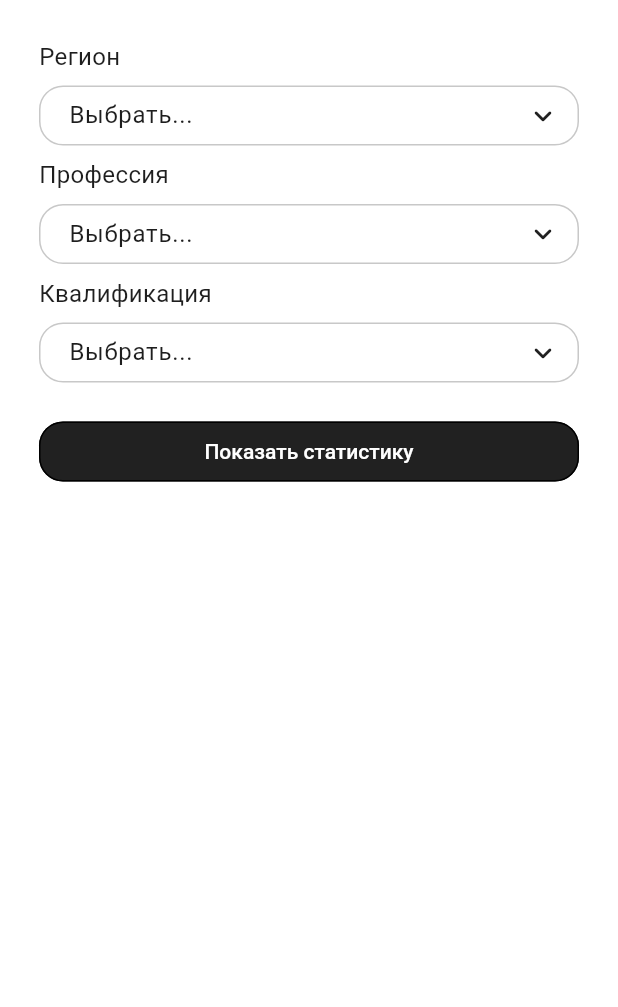
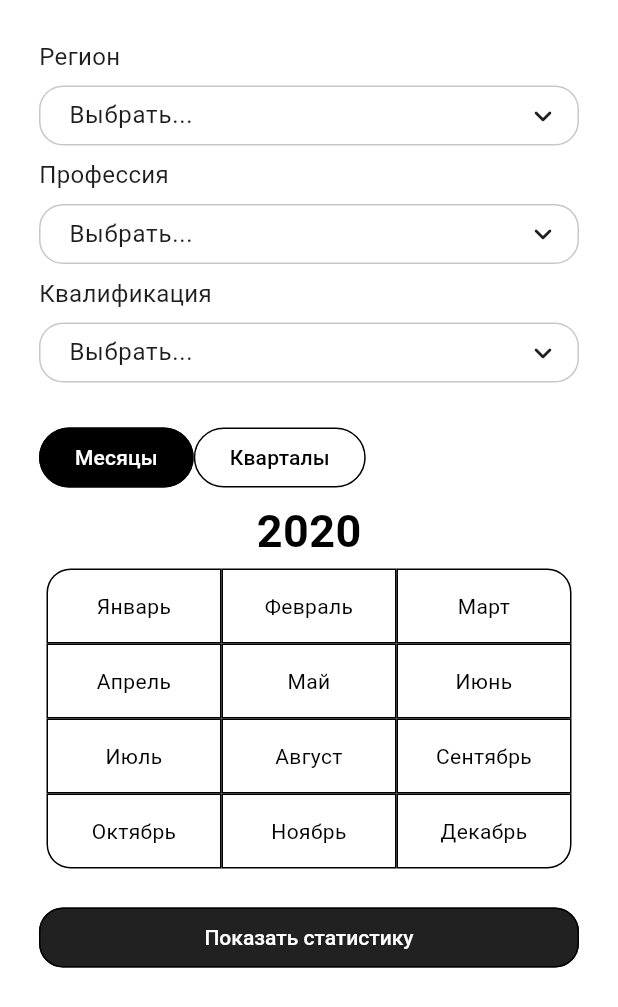
Before and after one commit to El0Ephant/each_job_front, a Flutter app: the screen it shows after launch, on a phone screen of 412 x 824 dp. Shown: the top 1007 px of the screen. Run offline on Flutter 3.47's test engine with Material 3 defaults, Android fonts, the light colour scheme and no system bars; drawn by our look-alikes of flutter_typeahead; our stand-ins replace fl_chart, flutter_bloc, freezed_annotation; missing offline and left inert: flutter_glow, fuzzywuzzy.

Commit message:
Period picker component work in progress

```diff
--- a/lib/ui/job_page.dart
+++ b/lib/ui/job_page.dart
@@ -4,6 +4,7 @@ import 'package:each_job/domain/models/profession/profession.dart';
 import 'package:each_job/ui/bloc/job_bloc.dart';
 import 'package:each_job/ui/widgets/basic_progress_indicator.dart';
 import 'package:each_job/ui/widgets/percentile_line.dart';
+import 'package:each_job/ui/widgets/period_picker_component.dart';
 import 'package:each_job/ui/widgets/salary_chart.dart';
 import 'package:each_job/ui/widgets/search_field.dart';
 import 'package:each_job/ui/widgets/vacancies_list.dart';
@@ -63,6 +64,8 @@ class _JobPageState extends State<JobPage> {
                       typeAheadEnabled: false,
                     ),
                     const SizedBox(height: AppSizes.outerIndent,),
+                    PeriodPickerComponent(),
+                    const SizedBox(height: AppSizes.outerIndent,),
                     SizedBox(
                       height: AppSizes.commonHeight,
                       width: double.infinity,
@@ -74,6 +77,7 @@ class _JobPageState extends State<JobPage> {
                         ),
                       )
                     ),
+
                     state.maybeWhen(
                       loaded: (tableData, salaryStatistics, vacancies, hasReachedMaxVacancies) => Column(
                         children: [
--- /dev/null
+++ b/lib/ui/period_picker_demo.dart
@@ -0,0 +1,49 @@
+import 'package:each_job/ui/widgets/period_picker.dart';
+import 'package:flutter/material.dart';
+
+class PeriodPickerDemo extends StatefulWidget {
+  const PeriodPickerDemo({super.key});
+
+  @override
+  State<PeriodPickerDemo> createState() => _PeriodPickerDemoState();
+}
+
+class _PeriodPickerDemoState extends State<PeriodPickerDemo> {
+  DateTime start = DateTime.utc(2024, 1);
+  DateTime end = DateTime.utc(2024, 5);
+  bool isStart = true;
+
+  @override
+  Widget build(BuildContext context) {
+    return Column(
+      children: [
+        TextButton(
+          onPressed: () {
+            isStart = true;
+          },
+          child: Text("Начало"),
+        ),
+        TextButton(
+            onPressed: () {
+              isStart = false;
+            },
+            child: Text("Конец")),
+        PeriodPicker.month(
+          height: 200.0,
+          width: 350.0,
+          year: 2024,
+          chosen: (start: start, end: end),
+          onTap: (date) {
+            setState(() {
+              if (isStart) {
+                start = date;
+              } else {
+                end = date;
+              }
+            });
+          },
+        ),
+      ],
+    );
+  }
+}
--- /dev/null
+++ b/lib/ui/widgets/period_picker.dart
@@ -0,0 +1,213 @@
+import 'package:flutter/material.dart';
+import 'package:flutter_glow/flutter_glow.dart';
+
+class PeriodPicker extends StatelessWidget {
+  const PeriodPicker._(
+    this._period, {
+    super.key,
+    required this.height,
+    required this.width,
+    required this.year,
+    required this.chosen,
+    required this.isStart,
+    this.onTap,
+  });
+
+  const PeriodPicker.month(
+      {Key? key,
+      required double height,
+      required double width,
+      required year,
+      required ({DateTime start, DateTime end}) chosen,
+      required bool isStart,
+      void Function(DateTime date)? onTap})
+      : this._(
+          _Period.month,
+          key: key,
+          height: height,
+          width: width,
+          year: year,
+          isStart: isStart,
+          onTap: onTap,
+          chosen: chosen,
+        );
+
+  const PeriodPicker.quarter(
+      {Key? key,
+      required double height,
+      required double width,
+      required int year,
+      required ({DateTime start, DateTime end}) chosen,
+      required bool isStart,
+      void Function(DateTime date)? onTap})
+      : this._(
+          _Period.quarter,
+          key: key,
+          height: height,
+          width: width,
+          year: year,
+          isStart: isStart,
+          onTap: onTap,
+          chosen: chosen,
+        );
+
+  final _Period _period;
+  final int year;
+  final double height;
+  final double width;
+  final bool isStart; //TODO: refactor
+
+  final ({DateTime start, DateTime end}) chosen;
+
+  final void Function(DateTime i)? onTap;
+
+  DateTime dateFromUnit(int index) {
+    return DateTime.utc(year, index + 1);
+  }
+
+  bool isStartWhenStart(DateTime date) {
+    return isStart && date.isAtSameMomentAs(chosen.start);
+  }
+
+  bool isEndWhenEnd(DateTime date) {
+    return !isStart && date.isAtSameMomentAs(chosen.end);
+  }
+
+  bool isBorder(DateTime date) {
+    return date.isAtSameMomentAs(chosen.start) ||
+        date.isAtSameMomentAs(chosen.end);
+  }
+
+  bool isBetween(DateTime date) {
+    return date.isAfter(chosen.start) && date.isBefore(chosen.end);
+  }
+
+  @override
+  Widget build(BuildContext context) {
+    return SizedBox(
+      height: height,
+      width: width,
+      child: GridView.builder(
+        physics: const NeverScrollableScrollPhysics(),
+        shrinkWrap: false,
+        itemCount: _period.titles.length,
+        gridDelegate: SliverGridDelegateWithFixedCrossAxisCount(
+            crossAxisCount: _period.crossAxisCount,
+            childAspectRatio: (width / _period.crossAxisCount) /
+                (height / _period.mainAxisCount)),
+        itemBuilder: (_, i) => InkWell(
+          onTap: () {
+            onTap?.call(dateFromUnit(i));
+          },
+          child: Container(
+            decoration: BoxDecoration(
+              borderRadius: _borderRadiusFromIndex(i),
+              border: Border.all(color: Colors.black),
+              color: isBorder(dateFromUnit(i))
+                  ? Colors.black
+                  : isBetween(dateFromUnit(i))
+                      ? Colors.grey
+                      : Colors.white,
+            ),
+            child: Center(
+              child: isStartWhenStart(dateFromUnit(i)) ||
+                      isEndWhenEnd(dateFromUnit(i))
+                  ? GlowText(
+                      blurRadius: 20,
+                      offset: const Offset(0,0),
+                      _period.titles[i],
+                      style: const TextStyle(
+                        color: Colors.white,
+                        fontWeight: FontWeight.bold,
+                      ),
+                    )
+                  : Text(
+                      _period.titles[i],
+                      textAlign: TextAlign.center,
+                      style: TextStyle(
+                        color: isBorder(dateFromUnit(i)) ||
+                                isBetween(dateFromUnit(i))
+                            ? Colors.white
+                            : Colors.black,
+                      ),
+                    ),
+            ),
+          ),
+        ),
+      ),
+    );
+  }
+
+  BorderRadius _borderRadiusFromIndex(int index) {
+    if (index == 0) {
+      return const BorderRadius.only(
+        topLeft: Radius.circular(16),
+      );
+    }
+
+    if (index == _period.crossAxisCount - 1) {
+      return const BorderRadius.only(
+        topRight: Radius.circular(16),
+      );
+    }
+
+    if (index == _period.titles.length - _period.crossAxisCount) {
+      return const BorderRadius.only(bottomLeft: Radius.circular(16));
+    }
+
+    if (index == _period.titles.length - 1) {
+      return const BorderRadius.only(bottomRight: Radius.circular(16));
+    }
+    return BorderRadius.zero;
+  }
+}
+
+enum _Period {
+  month(
+    titles: [
+      "Январь",
+      "Февраль",
+      "Март",
+      "Апрель",
+      "Май",
+      "Июнь",
+      "Июль",
+      "Август",
+      "Сентябрь",
+      "Октябрь",
+      "Ноябрь",
+      "Декабрь",
+    ],
+    units: [
+      DateTime.january,
+      DateTime.february,
+      DateTime.march,
+      DateTime.april,
+      DateTime.may,
+      DateTime.june,
+      DateTime.july,
+      DateTime.august,
+      DateTime.september,
+      DateTime.october,
+      DateTime.november,
+      DateTime.december
+    ],
+    crossAxisCount: 3,
+  ),
+  quarter(
+    titles: ["I", "II", "III", "IV"],
+    units: [DateTime.january, DateTime.april, DateTime.july, DateTime.october],
+    crossAxisCount: 2,
+  );
+
+  const _Period(
+      {required this.titles,
+      required this.units,
+      required this.crossAxisCount});
+
+  final List<String> titles;
+  final List<int> units;
+  final int crossAxisCount;
+
+  int get mainAxisCount => titles.length ~/ crossAxisCount;
+}
--- /dev/null
+++ b/lib/ui/widgets/period_picker_component.dart
@@ -0,0 +1,162 @@
+import 'package:each_job/ui/widgets/period_picker.dart';
+import 'package:flutter/material.dart';
+
+class PeriodPickerComponent extends StatefulWidget {
+  const PeriodPickerComponent({super.key});
+
+  @override
+  State<PeriodPickerComponent> createState() => _PeriodPickerComponentState();
+}
+
+class _PeriodPickerComponentState extends State<PeriodPickerComponent> {
+  late final PageController controller;
+  bool isStart = true;
+  bool isMonth = true;
+  int year = 2020;
+  DateTime start = DateTime.utc(2024, 1);
+  DateTime end = DateTime.utc(2024, 5);
+
+  @override
+  void initState() {
+    controller = PageController();
+    controller.addListener(() {
+      setState(() {
+        year = controller.page!.round() + 2020;
+      });
+    });
+    super.initState();
+  }
+
+  @override
+  Widget build(BuildContext context) {
+    return Column(
+      mainAxisSize: MainAxisSize.min,
+      children: [
+        Row(
+          children: [
+            OutlinedButton(
+              style: OutlinedButton.styleFrom(
+                backgroundColor: isMonth ? Colors.black : Colors.white,
+                foregroundColor: isMonth ? Colors.white : Colors.black,
+              ),
+              onPressed: () {
+                setState(() {
+                  isMonth = true;
+                });
+              },
+              child: const Text("Месяцы"),
+            ),
+            OutlinedButton(
+              style: OutlinedButton.styleFrom(
+                backgroundColor: !isMonth ? Colors.black : Colors.white,
+                foregroundColor: !isMonth ? Colors.white : Colors.black,
+              ),
+              onPressed: () {
+                setState(() {
+                  isMonth = false;
+                });
+              },
+              child: const Text("Кварталы"),
+            ),
+          ],
+        ),
+        SizedBox(
+          height: 50,
+          child: PageView.builder(
+              itemCount: 5,
+              controller: controller,
+              itemBuilder: (_, i) {
+                return Center(
+                    child: Text(
+                  "${i + 2020}",
+                  style: const TextStyle(
+                    fontSize: 30,
+                    fontWeight: FontWeight.bold,
+                  ),
+                ));
+              }),
+        ),
+        if (isMonth) //TODO: refactor!!!
+          PeriodPicker.month(
+            height: 200.0,
+            width: 350.0,
+            year: year,
+            chosen: (start: start, end: end),
+            isStart: isStart,
+            onTap: (date) {
+              if (date.isAtSameMomentAs(start)) {
+                isStart = true;
+                setState(() {});
+                return;
+              }
+              if (date.isAtSameMomentAs(end)) {
+                isStart = false;
+                setState(() {});
+                return;
+              }
+
+              if (isStart) {
+                if (date.isAfter(end)) {
+                  isStart = false;
+                  start = end;
+                  end = date;
+                } else
+                  start = date;
+              } else {
+                if (date.isBefore(start)) {
+                  isStart = true;
+                  end = start;
+                  start = date;
+                } else
+                  end = date;
+              }
+              setState(() {});
+            },
+          )
+        else
+          PeriodPicker.quarter(
+            height: 200.0,
+            width: 350.0,
+            year: year,
+            chosen: (start: start, end: end),
+            isStart: isStart,
+            onTap: (date) {
+              if (date.isAtSameMomentAs(start)) {
+                isStart = true;
+                setState(() {});
+                return;
+              }
+              if (date.isAtSameMomentAs(end)) {
+                isStart = false;
+                setState(() {});
+                return;
+              }
+
+              if (isStart) {
+                if (date.isAfter(end)) {
+                  isStart = false;
+                  start = end;
+                  end = date;
+                } else
+                  start = date;
+              } else {
+                if (date.isBefore(start)) {
+                  isStart = true;
+                  end = start;
+                  start = date;
+                } else
+                  end = date;
+              }
+              setState(() {});
+            },
+          ),
+      ],
+    );
+  }
+
+  @override
+  void dispose() {
+    controller.dispose();
+    super.dispose();
+  }
+}
--- a/pubspec.yaml
+++ b/pubspec.yaml
@@ -29,6 +29,8 @@ dependencies:
   freezed_annotation: ^2.4.4
   # launch urls
   url_launcher: ^6.3.1
+  # glowing text
+  flutter_glow: ^0.3.0
 
 dev_dependencies:
   flutter_test:
```
Also changed, not shown: pubspec.lock.
